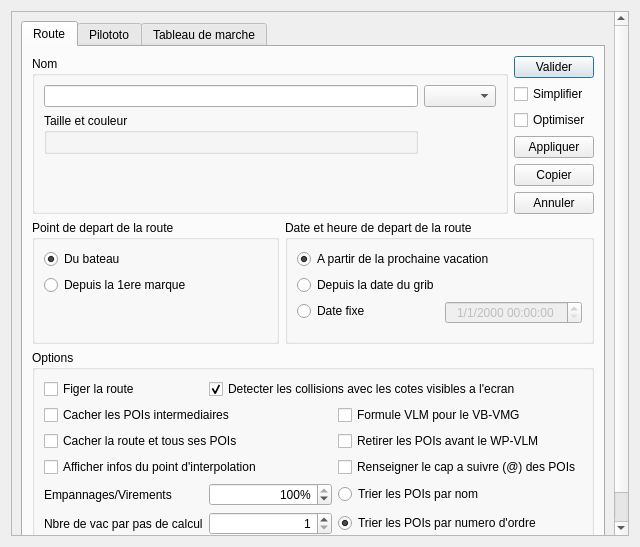
Before: the Qt Designer form src/Ui/Route_Editor.ui in nohal/qtVlm, drawn with Qt 5.
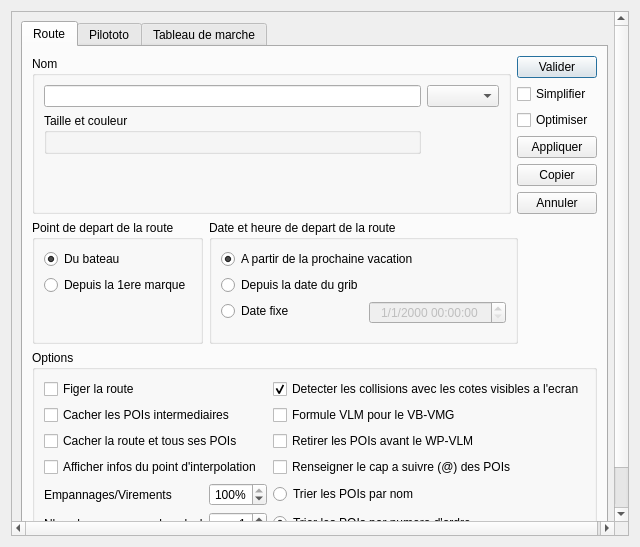
After: the same form once the commit is applied.

Diff of the .ui file:
```diff
--- a/src/Ui/Route_Editor.ui
+++ b/src/Ui/Route_Editor.ui
@@ -281,6 +281,19 @@
                </layout>
               </widget>
              </item>
+             <item>
+              <spacer name="horizontalSpacer_4">
+               <property name="orientation">
+                <enum>Qt::Horizontal</enum>
+               </property>
+               <property name="sizeHint" stdset="0">
+                <size>
+                 <width>40</width>
+                 <height>20</height>
+                </size>
+               </property>
+              </spacer>
+             </item>
             </layout>
            </item>
            <item>
@@ -289,88 +302,31 @@
               <string>Options</string>
              </property>
              <layout class="QGridLayout" name="gridLayout_4">
-              <item row="0" column="0">
-               <widget class="QCheckBox" name="editFrozen">
-                <property name="toolTip">
-                 <string/>
+              <item row="6" column="1">
+               <widget class="QSpinBox" name="vacStep">
+                <property name="alignment">
+                 <set>Qt::AlignRight|Qt::AlignTrailing|Qt::AlignVCenter</set>
                 </property>
-                <property name="text">
-                 <string>Figer la route</string>
+                <property name="minimum">
+                 <number>1</number>
                 </property>
                </widget>
               </item>
-              <item row="0" column="1" colspan="2">
-               <widget class="QCheckBox" name="editCoasts">
-                <property name="toolTip">
-                 <string>Les cotes invibles a l'ecran ne sont pas prises en compte</string>
-                </property>
+              <item row="6" column="0">
+               <widget class="QLabel" name="label">
                 <property name="text">
-                 <string>Detecter les collisions avec les cotes visibles a l'ecran</string>
+                 <string>Nbre de vac par pas de calcul</string>
                 </property>
-                <property name="checked">
-                 <bool>true</bool>
-                </property>
                </widget>
               </item>
-              <item row="1" column="0" colspan="2">
-               <widget class="QCheckBox" name="hidePois">
+              <item row="5" column="2">
+               <widget class="QRadioButton" name="sortByName">
                 <property name="text">
-                 <string>Cacher les POIs intermediaires</string>
+                 <string>Trier les POIs par nom</string>
                 </property>
                </widget>
               </item>
-              <item row="1" column="2">
-               <widget class="QCheckBox" name="useVbvmgVlm">
-                <property name="toolTip">
-                 <string>Ce bouton a 3 etats, selon que vous utilisez la formule qtVlm, une formule VLM optimisee, ou la formule VLM originale. La formule VLM optimisee donne en principe exactement les memes resultats que la formule non optimisee.</string>
-                </property>
-                <property name="statusTip">
-                 <string/>
-                </property>
-                <property name="text">
-                 <string>Formule VLM pour le VB-VMG</string>
-                </property>
-                <property name="tristate">
-                 <bool>true</bool>
-                </property>
-               </widget>
-              </item>
-              <item row="2" column="0" colspan="2">
-               <widget class="QCheckBox" name="hidden">
-                <property name="text">
-                 <string>Cacher la route et tous ses POIs</string>
-                </property>
-               </widget>
-              </item>
-              <item row="2" column="2">
-               <widget class="QCheckBox" name="autoRemove">
-                <property name="text">
-                 <string>Retirer les POIs avant le WP-VLM</string>
-                </property>
-               </widget>
-              </item>
-              <item row="3" column="0" colspan="2">
-               <widget class="QCheckBox" name="showInterpolData">
-                <property name="text">
-                 <string>Afficher infos du point d'interpolation</string>
-                </property>
-               </widget>
-              </item>
-              <item row="3" column="2">
-               <widget class="QCheckBox" name="autoAt">
-                <property name="text">
-                 <string>Renseigner le cap a suivre (@) des POIs</string>
-                </property>
-               </widget>
-              </item>
-              <item row="4" column="0">
-               <widget class="QLabel" name="labelTackGybe">
-                <property name="text">
-                 <string>Empannages/Virements</string>
-                </property>
-               </widget>
-              </item>
-              <item row="4" column="1">
+              <item row="5" column="1">
                <widget class="QSpinBox" name="speedLossOnTack">
                 <property name="toolTip">
                  <string>Pourcentage de la polaire a appliquer pendant une vacation</string>
@@ -395,31 +351,75 @@
                 </property>
                </widget>
               </item>
-              <item row="4" column="2">
-               <widget class="QRadioButton" name="sortByName">
-                <property name="text">
-                 <string>Trier les POIs par nom</string>
-                </property>
-               </widget>
-              </item>
               <item row="5" column="0">
-               <widget class="QLabel" name="label">
+               <widget class="QLabel" name="labelTackGybe">
                 <property name="text">
-                 <string>Nbre de vac par pas de calcul</string>
+                 <string>Empannages/Virements</string>
                 </property>
                </widget>
               </item>
-              <item row="5" column="1">
-               <widget class="QSpinBox" name="vacStep">
-                <property name="alignment">
-                 <set>Qt::AlignRight|Qt::AlignTrailing|Qt::AlignVCenter</set>
+              <item row="4" column="2">
+               <widget class="QCheckBox" name="autoAt">
+                <property name="text">
+                 <string>Renseigner le cap a suivre (@) des POIs</string>
                 </property>
-                <property name="minimum">
-                 <number>1</number>
+               </widget>
+              </item>
+              <item row="4" column="0" colspan="2">
+               <widget class="QCheckBox" name="showInterpolData">
+                <property name="text">
+                 <string>Afficher infos du point d'interpolation</string>
                 </property>
                </widget>
               </item>
-              <item row="5" column="2">
+              <item row="3" column="2">
+               <widget class="QCheckBox" name="autoRemove">
+                <property name="text">
+                 <string>Retirer les POIs avant le WP-VLM</string>
+                </property>
+               </widget>
+              </item>
+              <item row="3" column="0" colspan="2">
+               <widget class="QCheckBox" name="hidden">
+                <property name="text">
+                 <string>Cacher la route et tous ses POIs</string>
+                </property>
+               </widget>
+              </item>
+              <item row="2" column="2">
+               <widget class="QCheckBox" name="useVbvmgVlm">
+                <property name="toolTip">
+                 <string>Ce bouton a 3 etats, selon que vous utilisez la formule qtVlm, une formule VLM optimisee, ou la formule VLM originale. La formule VLM optimisee donne en principe exactement les memes resultats que la formule non optimisee.</string>
+                </property>
+                <property name="statusTip">
+                 <string/>
+                </property>
+                <property name="text">
+                 <string>Formule VLM pour le VB-VMG</string>
+                </property>
+                <property name="tristate">
+                 <bool>true</bool>
+                </property>
+               </widget>
+              </item>
+              <item row="2" column="0" colspan="2">
+               <widget class="QCheckBox" name="hidePois">
+                <property name="text">
+                 <string>Cacher les POIs intermediaires</string>
+                </property>
+               </widget>
+              </item>
+              <item row="0" column="0">
+               <widget class="QCheckBox" name="editFrozen">
+                <property name="toolTip">
+                 <string/>
+                </property>
+                <property name="text">
+                 <string>Figer la route</string>
+                </property>
+               </widget>
+              </item>
+              <item row="6" column="2">
                <widget class="QRadioButton" name="sortBySequence">
                 <property name="text">
                  <string>Trier les POIs par numero d'ordre</string>
@@ -429,6 +429,19 @@
                 </property>
                </widget>
               </item>
+              <item row="0" column="2">
+               <widget class="QCheckBox" name="editCoasts">
+                <property name="toolTip">
+                 <string>Les cotes invibles a l'ecran ne sont pas prises en compte</string>
+                </property>
+                <property name="text">
+                 <string>Detecter les collisions avec les cotes visibles a l'ecran</string>
+                </property>
+                <property name="checked">
+                 <bool>true</bool>
+                </property>
+               </widget>
+              </item>
              </layout>
             </widget>
            </item>
```
Left out of the diff: 1 changed line with no effect on the pictures.
